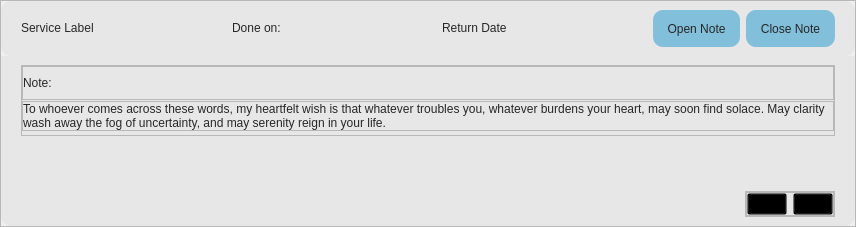
Before: the Qt Designer form Frontend/serviceCard.ui in DreddVDomasian/Petmate-Desktop-Application, drawn with Qt 5.
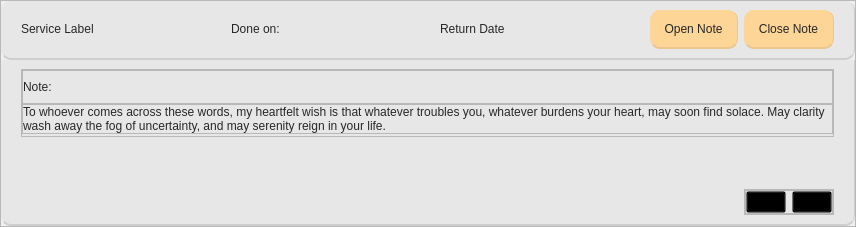
After: the same form once the commit is applied. Icons and pictures are not drawn.

Commit message:
Improve UI styling and dynamic positioning for dialogs
Refined styles for frames and buttons in Home.ui, serviceCard.ui, and input_styles.py for better visual consistency. Updated confirm_card.py and toast.py to dynamically reposition dialogs and notifications on parent resize events, enhancing responsiveness. Minor code cleanups and animation timing adjustments for smoother user experience.

The edit to the form file:
```diff
--- a/Frontend/serviceCard.ui
+++ b/Frontend/serviceCard.ui
@@ -65,6 +65,8 @@
          <string notr="true">#upperFrame{
 	border-radius:10px;
 	background-color:rgb(231, 231, 231);
+	border-bottom:2px solid rgb(206, 206, 206);
+	border-right:1px solid rgb(206, 206, 206);
 }</string>
         </property>
         <property name="frameShape">
@@ -140,8 +142,10 @@
             <string notr="true">QToolButton{
 	font: 57 12pt &quot;Montserrat Medium&quot;;
 	color:rgb(39, 39, 39);
-	background-color:rgb(129, 191, 218);
+	background-color:rgb(252, 213, 151);
 	border-radius:10px;
+	border-bottom: 2px solid rgb(235, 198, 141);
+	border-right: 1px solid rgb(235, 198, 141);
 	padding:10px;
 }
 QToolButton:hover{
@@ -170,8 +174,10 @@
             <string notr="true">QToolButton{
 	font: 57 12pt &quot;Montserrat Medium&quot;;
 	color:rgb(39, 39, 39);
-	background-color:rgb(129, 191, 218);
+	background-color:rgb(252, 213, 151);
 	border-radius:10px;
+	border-bottom: 2px solid rgb(235, 198, 141);
+	border-right: 1px solid rgb(235, 198, 141);
 	padding:10px;
 }
 QToolButton:hover{
@@ -201,6 +207,8 @@
 	border-bottom-left-radius:10px;
 	border-bottom-right-radius:10px;
 	background-color:rgb(231, 231, 231);
+	border-bottom:2px solid rgb(206, 206, 206);
+	border-right:1px solid rgb(206, 206, 206);
 }</string>
         </property>
         <property name="frameShape">
```
Left out of the diff: 6 changed lines with no effect on the pictures. The commit also changes 5 other files.
